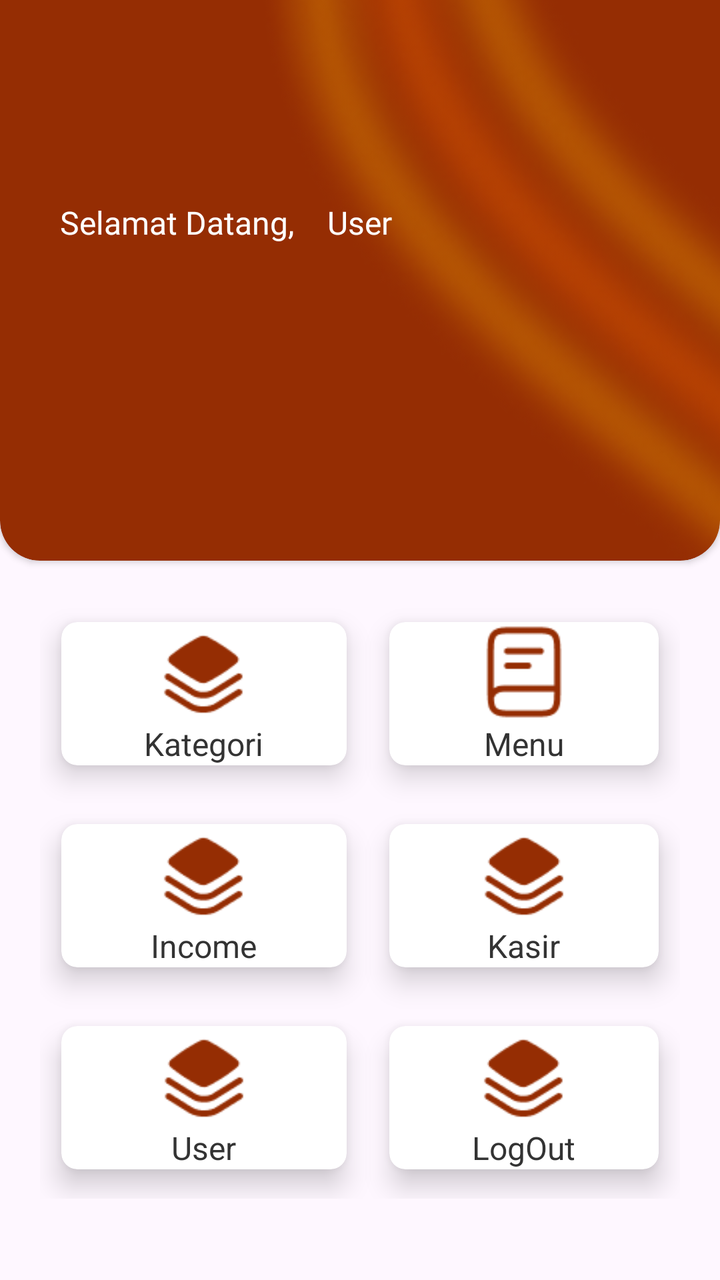
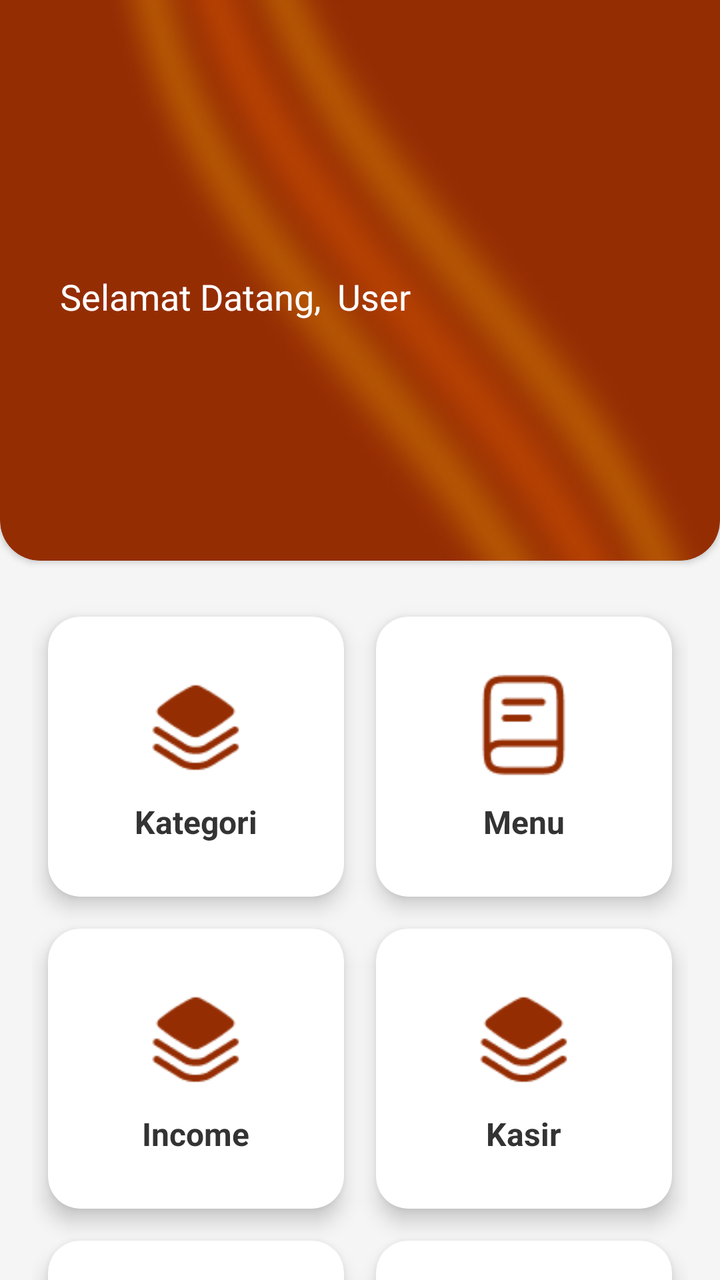

Compare the two renders of this Android layout. The source of the first and the diff that turns it into the second are given below.
<!-- AndroidManifest.xml: application theme Theme.Warmindone -->
<!-- res/layout/activity_dashboardkasiradmin.xml -->
<?xml version="1.0" encoding="utf-8"?>
<RelativeLayout xmlns:android="http://schemas.android.com/apk/res/android"
    xmlns:app="http://schemas.android.com/apk/res-auto"
    xmlns:tools="http://schemas.android.com/tools"
    android:layout_width="match_parent"
    android:layout_height="match_parent"
    tools:context=".kasiradmin.DashboardKasirAdmin">

    <androidx.cardview.widget.CardView
        android:id="@+id/cardView"
        android:layout_width="410dp"
        android:layout_height="320dp"
        android:layout_marginTop="-40dp"
        app:cardBackgroundColor="#952D03"
        app:cardCornerRadius="20dp"
        app:layout_constraintEnd_toEndOf="parent"
        app:layout_constraintHorizontal_bias="0.0"
        app:layout_constraintStart_toStartOf="parent"
        app:layout_constraintTop_toTopOf="parent">

        <ImageView
            android:id="@+id/imageView3"
            android:layout_width="517dp"
            android:layout_height="401dp"
            android:layout_marginLeft="60dp"
            android:layout_marginTop="-5dp"
            app:srcCompat="@drawable/bgdashboardadmin" />

        <LinearLayout
            android:layout_width="match_parent"
            android:layout_height="match_parent"
            android:layout_marginTop="140dp"
            android:orientation="horizontal"
            android:paddingStart="30dp"
            android:paddingEnd="30dp">

            <TextView
                android:id="@+id/selamatDatang"
                android:layout_width="0dp"
                android:layout_height="wrap_content"
                android:layout_weight="1"
                android:fontFamily="@font/montserrat_semibold"
                android:text="@string/selamat_datang_dashboard"
                android:textColor="@color/cardview_light_background"
                android:textSize="16sp" />

            <TextView
                android:id="@+id/namaUser"
                android:layout_width="wrap_content"
                android:layout_height="wrap_content"
                android:layout_weight="1"
                android:fontFamily="@font/montserrat_semibold"
                android:text="@string/user"
                android:textColor="@color/cardview_light_background"
                android:textSize="16sp" />
        </LinearLayout>

    </androidx.cardview.widget.CardView>

    <GridLayout
        android:layout_width="match_parent"
        android:layout_height="wrap_content"
        android:layout_below="@id/cardView"
        android:layout_marginTop="16dp"
        android:layout_marginStart="20dp"
        android:layout_marginEnd="20dp"
        android:columnCount="2"
        android:rowCount="3">

        <androidx.cardview.widget.CardView
            android:id="@+id/cardKategori"
            android:onClick="kategoripage"
            android:layout_width="wrap_content"
            android:layout_height="wrap_content"
            android:layout_row="0"
            android:layout_rowWeight="1"
            android:layout_column="0"
            android:layout_columnWeight="1"
            android:layout_gravity="fill"
            app:cardCornerRadius="8dp"
            app:cardElevation="8dp"
            app:cardUseCompatPadding="true">

            <LinearLayout
                android:layout_width="wrap_content"
                android:layout_height="wrap_content"
                android:layout_gravity="center_vertical|center_horizontal"
                android:gravity="center"
                android:orientation="vertical">

                <ImageView
                    android:layout_width="50dp"
                    android:layout_height="50dp"
                    android:src="@drawable/ic_kategori" />

                <TextView
                    android:layout_width="wrap_content"
                    android:layout_height="wrap_content"
                    android:text="Kategori"
                    android:textColor="#333333"
                    android:textSize="16sp" />


            </LinearLayout>


        </androidx.cardview.widget.CardView>

        <androidx.cardview.widget.CardView
            android:id="@+id/cardMenu"
            android:layout_width="wrap_content"
            android:layout_height="wrap_content"
            android:layout_row="0"
            android:layout_rowWeight="1"
            android:layout_column="1"
            android:layout_columnWeight="1"
            android:layout_gravity="fill"
            app:cardCornerRadius="8dp"
            app:cardElevation="8dp"
            app:cardUseCompatPadding="true">

            <LinearLayout
                android:layout_width="wrap_content"
                android:layout_height="wrap_content"
                android:layout_gravity="center_vertical|center_horizontal"
                android:gravity="center"
                android:orientation="vertical">

                <ImageView
                    android:layout_width="50dp"
                    android:layout_height="50dp"
                    android:src="@drawable/ic_menu" />

                <TextView
                    android:layout_width="wrap_content"
                    android:layout_height="wrap_content"
                    android:text="Menu"
                    android:textColor="#333333"
                    android:textSize="16sp" />


            </LinearLayout>


        </androidx.cardview.widget.CardView>

        <androidx.cardview.widget.CardView
            android:id="@+id/cardlaporanPendapatan"
            android:layout_width="wrap_content"
            android:layout_height="wrap_content"
            android:layout_row="1"
            android:layout_rowWeight="1"
            android:layout_column="0"
            android:layout_columnWeight="1"
            android:layout_gravity="fill"
            app:cardCornerRadius="8dp"
            app:cardElevation="8dp"
            app:cardUseCompatPadding="true">

            <LinearLayout
                android:layout_width="wrap_content"
                android:layout_height="wrap_content"
                android:layout_gravity="center_vertical|center_horizontal"
                android:gravity="center"
                android:orientation="vertical">

                <ImageView
                    android:layout_width="50dp"
                    android:layout_height="50dp"
                    android:src="@drawable/ic_kategori" />

                <TextView
                    android:layout_width="wrap_content"
                    android:layout_height="wrap_content"
                    android:text="Income"
                    android:textColor="#333333"
                    android:textSize="16sp" />


            </LinearLayout>


        </androidx.cardview.widget.CardView>

        <androidx.cardview.widget.CardView
            android:id="@+id/cardKasir"
            android:layout_width="wrap_content"
            android:layout_height="wrap_content"
            android:layout_row="1"
            android:layout_rowWeight="1"
            android:layout_column="1"
            android:layout_columnWeight="1"
            android:layout_gravity="fill"
            app:cardCornerRadius="8dp"
            app:cardElevation="8dp"
            app:cardUseCompatPadding="true">

            <LinearLayout
                android:layout_width="wrap_content"
                android:layout_height="wrap_content"
                android:layout_gravity="center_vertical|center_horizontal"
                android:gravity="center"
                android:orientation="vertical">

                <ImageView
                    android:layout_width="50dp"
                    android:layout_height="50dp"
                    android:src="@drawable/ic_kategori" />

                <TextView
                    android:layout_width="wrap_content"
                    android:layout_height="wrap_content"
                    android:text="Kasir"
                    android:textColor="#333333"
                    android:textSize="16sp" />


            </LinearLayout>


        </androidx.cardview.widget.CardView>

        <androidx.cardview.widget.CardView
            android:id="@+id/cardUser"
            android:layout_width="wrap_content"
            android:layout_height="wrap_content"
            android:layout_row="2"
            android:layout_rowWeight="1"
            android:layout_column="0"
            android:layout_columnWeight="1"
            android:layout_gravity="fill"
            app:cardCornerRadius="8dp"
            app:cardElevation="8dp"
            app:cardUseCompatPadding="true">

            <LinearLayout
                android:layout_width="wrap_content"
                android:layout_height="wrap_content"
                android:layout_gravity="center_vertical|center_horizontal"
                android:gravity="center"
                android:orientation="vertical">

                <ImageView
                    android:layout_width="50dp"
                    android:layout_height="50dp"
                    android:src="@drawable/ic_kategori" />

                <TextView
                    android:layout_width="wrap_content"
                    android:layout_height="wrap_content"
                    android:text="User"
                    android:textColor="#333333"
                    android:textSize="16sp" />

            </LinearLayout>
        </androidx.cardview.widget.CardView>

        <androidx.cardview.widget.CardView
            android:id="@+id/cardLogout"
            android:layout_width="wrap_content"
            android:layout_height="wrap_content"
            android:layout_row="2"
            android:layout_rowWeight="1"
            android:layout_column="1"
            android:layout_columnWeight="1"
            android:layout_gravity="fill"
            app:cardCornerRadius="8dp"
            app:cardElevation="8dp"
            app:cardUseCompatPadding="true">

            <LinearLayout
                android:layout_width="wrap_content"
                android:layout_height="wrap_content"
                android:layout_gravity="center_vertical|center_horizontal"
                android:gravity="center"
                android:orientation="vertical">

                <ImageView
                    android:layout_width="50dp"
                    android:layout_height="50dp"
                    android:src="@drawable/ic_kategori" />

                <TextView
                    android:layout_width="wrap_content"
                    android:layout_height="wrap_content"
                    android:text="LogOut"
                    android:textColor="#333333"
                    android:textSize="16sp" />

            </LinearLayout>
        </androidx.cardview.widget.CardView>

    </GridLayout>

</RelativeLayout>
<!-- resources referenced by this layout -->
<resources>
  <!-- drawable bgdashboardadmin: png bitmap (drawable, 45797 bytes) -->
  <!-- drawable ic_kategori: png bitmap (drawable, 1483 bytes) -->
  <!-- drawable ic_menu: png bitmap (drawable, 1246 bytes) -->
  <string name="selamat_datang_dashboard">Selamat Datang,</string>
  <string name="user">User</string>
  <style name="Theme.Warmindone" parent="Base.Theme.Warmindone" />
  <style name="Base.Theme.Warmindone" parent="Theme.Material3.DayNight.NoActionBar">
          
          
      </style>
</resources>

<!-- the commit's change to res/layout/activity_dashboardkasiradmin.xml (unified diff, before → after) -->
@@ -4,290 +4,274 @@
     xmlns:tools="http://schemas.android.com/tools"
     android:layout_width="match_parent"
     android:layout_height="match_parent"
+    android:background="#F5F5F5"
     tools:context=".kasiradmin.DashboardKasirAdmin">
 
+    
     <androidx.cardview.widget.CardView
         android:id="@+id/cardView"
         android:layout_width="410dp"
         android:layout_height="320dp"
         android:layout_marginTop="-40dp"
         app:cardBackgroundColor="#952D03"
-        app:cardCornerRadius="20dp"
-        app:layout_constraintEnd_toEndOf="parent"
-        app:layout_constraintHorizontal_bias="0.0"
-        app:layout_constraintStart_toStartOf="parent"
-        app:layout_constraintTop_toTopOf="parent">
-
-        <ImageView
-            android:id="@+id/imageView3"
-            android:layout_width="517dp"
-            android:layout_height="401dp"
-            android:layout_marginLeft="60dp"
-            android:layout_marginTop="-5dp"
-            app:srcCompat="@drawable/bgdashboardadmin" />
-
-        <LinearLayout
+        app:cardCornerRadius="20dp">
+
+        <RelativeLayout
             android:layout_width="match_parent"
-            android:layout_height="match_parent"
-            android:layout_marginTop="140dp"
-            android:orientation="horizontal"
-            android:paddingStart="30dp"
-            android:paddingEnd="30dp">
-
-            <TextView
-                android:id="@+id/selamatDatang"
-                android:layout_width="0dp"
+            android:layout_height="match_parent">
+
+            <ImageView
+                android:id="@+id/imageView3"
+                android:layout_width="517dp"
+                android:layout_height="401dp"
+                android:layout_alignParentEnd="true"
+                android:layout_marginTop="-5dp"
+                android:scaleType="fitXY"
+                app:srcCompat="@drawable/bgdashboardadmin" />
+
+            <LinearLayout
+                android:layout_width="match_parent"
                 android:layout_height="wrap_content"
-                android:layout_weight="1"
-                android:fontFamily="@font/montserrat_semibold"
-                android:text="@string/selamat_datang_dashboard"
-                android:textColor="@color/cardview_light_background"
-                android:textSize="16sp" />
-
-            <TextView
-                android:id="@+id/namaUser"
-                android:layout_width="wrap_content"
-                android:layout_height="wrap_content"
-                android:layout_weight="1"
-                android:fontFamily="@font/montserrat_semibold"
-                android:text="@string/user"
-                android:textColor="@color/cardview_light_background"
-                android:textSize="16sp" />
-        </LinearLayout>
+                android:layout_alignParentBottom="true"
+                android:layout_marginBottom="120dp"
+                android:gravity="center_vertical"
+                android:orientation="horizontal"
+                android:paddingStart="30dp"
+                android:paddingEnd="30dp">
+
+                <TextView
+                    android:id="@+id/selamatDatang"
+                    android:layout_width="wrap_content"
+                    android:layout_height="wrap_content"
+                    android:fontFamily="@font/montserrat_semibold"
+                    android:text="@string/selamat_datang_dashboard"
+                    android:textColor="@android:color/white"
+                    android:textSize="18sp" />
+
+                <TextView
+                    android:id="@+id/namaUser"
+                    android:layout_width="wrap_content"
+                    android:layout_height="wrap_content"
+                    android:layout_marginStart="8dp"
+                    android:fontFamily="@font/montserrat_semibold"
+                    android:text="@string/user"
+                    android:textColor="@android:color/white"
+                    android:textSize="18sp" />
+
+            </LinearLayout>
+
+        </RelativeLayout>
 
     </androidx.cardview.widget.CardView>
 
+    
     <GridLayout
         android:layout_width="match_parent"
         android:layout_height="wrap_content"
         android:layout_below="@id/cardView"
-        android:layout_marginTop="16dp"
-        android:layout_marginStart="20dp"
-        android:layout_marginEnd="20dp"
+        android:layout_marginStart="16dp"
+        android:layout_marginTop="20dp"
+        android:layout_marginEnd="16dp"
         android:columnCount="2"
         android:rowCount="3">
 
+        
         <androidx.cardview.widget.CardView
             android:id="@+id/cardKategori"
+            android:layout_width="0dp"
+            android:layout_height="140dp"
+            android:layout_columnWeight="1"
+            android:layout_margin="8dp"
             android:onClick="kategoripage"
-            android:layout_width="wrap_content"
-            android:layout_height="wrap_content"
-            android:layout_row="0"
-            android:layout_rowWeight="1"
-            android:layout_column="0"
-            android:layout_columnWeight="1"
-            android:layout_gravity="fill"
-            app:cardCornerRadius="8dp"
-            app:cardElevation="8dp"
-            app:cardUseCompatPadding="true">
-
-            <LinearLayout
-                android:layout_width="wrap_content"
-                android:layout_height="wrap_content"
-                android:layout_gravity="center_vertical|center_horizontal"
-                android:gravity="center"
-                android:orientation="vertical">
-
-                <ImageView
-                    android:layout_width="50dp"
-                    android:layout_height="50dp"
-                    android:src="@drawable/ic_kategori" />
-
-                <TextView
-                    android:layout_width="wrap_content"
-                    android:layout_height="wrap_content"
+            app:cardCornerRadius="16dp"
+            app:cardElevation="6dp">
+
+            <LinearLayout
+                android:layout_width="match_parent"
+                android:layout_height="match_parent"
+                android:gravity="center"
+                android:orientation="vertical">
+
+                <ImageView
+                    android:layout_width="55dp"
+                    android:layout_height="55dp"
+                    android:src="@drawable/ic_kategori" />
+
+                <TextView
+                    android:layout_width="wrap_content"
+                    android:layout_height="wrap_content"
+                    android:layout_marginTop="10dp"
                     android:text="Kategori"
                     android:textColor="#333333"
-                    android:textSize="16sp" />
-
-
-            </LinearLayout>
-
-
-        </androidx.cardview.widget.CardView>
-
+                    android:textSize="16sp"
+                    android:textStyle="bold" />
+            </LinearLayout>
+
+        </androidx.cardview.widget.CardView>
+
+        
         <androidx.cardview.widget.CardView
             android:id="@+id/cardMenu"
-            android:layout_width="wrap_content"
-            android:layout_height="wrap_content"
-            android:layout_row="0"
-            android:layout_rowWeight="1"
-            android:layout_column="1"
-            android:layout_columnWeight="1"
-            android:layout_gravity="fill"
-            app:cardCornerRadius="8dp"
-            app:cardElevation="8dp"
-            app:cardUseCompatPadding="true">
-
-            <LinearLayout
-                android:layout_width="wrap_content"
-                android:layout_height="wrap_content"
-                android:layout_gravity="center_vertical|center_horizontal"
-                android:gravity="center"
-                android:orientation="vertical">
-
-                <ImageView
-                    android:layout_width="50dp"
-                    android:layout_height="50dp"
+            android:layout_width="0dp"
+            android:layout_height="140dp"
+            android:layout_columnWeight="1"
+            android:layout_margin="8dp"
+            app:cardCornerRadius="16dp"
+            app:cardElevation="6dp">
+
+            <LinearLayout
+                android:layout_width="match_parent"
+                android:layout_height="match_parent"
+                android:gravity="center"
+                android:orientation="vertical">
+
+                <ImageView
+                    android:layout_width="55dp"
+                    android:layout_height="55dp"
                     android:src="@drawable/ic_menu" />
 
                 <TextView
                     android:layout_width="wrap_content"
                     android:layout_height="wrap_content"
+                    android:layout_marginTop="10dp"
                     android:text="Menu"
                     android:textColor="#333333"
-                    android:textSize="16sp" />
-
-
-            </LinearLayout>
-
-
-        </androidx.cardview.widget.CardView>
-
+                    android:textSize="16sp"
+                    android:textStyle="bold" />
+            </LinearLayout>
+
+        </androidx.cardview.widget.CardView>
+
+        
         <androidx.cardview.widget.CardView
             android:id="@+id/cardlaporanPendapatan"
-            android:layout_width="wrap_content"
-            android:layout_height="wrap_content"
-            android:layout_row="1"
-            android:layout_rowWeight="1"
-            android:layout_column="0"
-            android:layout_columnWeight="1"
-            android:layout_gravity="fill"
-            app:cardCornerRadius="8dp"
-            app:cardElevation="8dp"
-            app:cardUseCompatPadding="true">
-
-            <LinearLayout
-                android:layout_width="wrap_content"
-                android:layout_height="wrap_content"
-                android:layout_gravity="center_vertical|center_horizontal"
-                android:gravity="center"
-                android:orientation="vertical">
-
-                <ImageView
-                    android:layout_width="50dp"
-                    android:layout_height="50dp"
-                    android:src="@drawable/ic_kategori" />
-
-                <TextView
-                    android:layout_width="wrap_content"
-                    android:layout_height="wrap_content"
+            android:layout_width="0dp"
+            android:layout_height="140dp"
+            android:layout_columnWeight="1"
+            android:layout_margin="8dp"
+            app:cardCornerRadius="16dp"
+            app:cardElevation="6dp">
+
+            <LinearLayout
+                android:layout_width="match_parent"
+                android:layout_height="match_parent"
+                android:gravity="center"
+                android:orientation="vertical">
+
+                <ImageView
+                    android:layout_width="55dp"
+                    android:layout_height="55dp"
+                    android:src="@drawable/ic_kategori" />
+
+                <TextView
+                    android:layout_width="wrap_content"
+                    android:layout_height="wrap_content"
+                    android:layout_marginTop="10dp"
                     android:text="Income"
                     android:textColor="#333333"
-                    android:textSize="16sp" />
-
-
-            </LinearLayout>
-
-
-        </androidx.cardview.widget.CardView>
-
+                    android:textSize="16sp"
+                    android:textStyle="bold" />
+            </LinearLayout>
+
+        </androidx.cardview.widget.CardView>
+
+        
         <androidx.cardview.widget.CardView
             android:id="@+id/cardKasir"
-            android:layout_width="wrap_content"
-            android:layout_height="wrap_content"
-            android:layout_row="1"
-            android:layout_rowWeight="1"
-            android:layout_column="1"
-            android:layout_columnWeight="1"
-            android:layout_gravity="fill"
-            app:cardCornerRadius="8dp"
-            app:cardElevation="8dp"
-            app:cardUseCompatPadding="true">
-
-            <LinearLayout
-                android:layout_width="wrap_content"
-                android:layout_height="wrap_content"
-                android:layout_gravity="center_vertical|center_horizontal"
-                android:gravity="center"
-                android:orientation="vertical">
-
-                <ImageView
-                    android:layout_width="50dp"
-                    android:layout_height="50dp"
-                    android:src="@drawable/ic_kategori" />
-
-                <TextView
-                    android:layout_width="wrap_content"
-                    android:layout_height="wrap_content"
+            android:layout_width="0dp"
+            android:layout_height="140dp"
+            android:layout_columnWeight="1"
+            android:layout_margin="8dp"
+            app:cardCornerRadius="16dp"
+            app:cardElevation="6dp">
+
+            <LinearLayout
+                android:layout_width="match_parent"
+                android:layout_height="match_parent"
+                android:gravity="center"
+                android:orientation="vertical">
+
+                <ImageView
+                    android:layout_width="55dp"
+                    android:layout_height="55dp"
+                    android:src="@drawable/ic_kategori" />
+
+                <TextView
+                    android:layout_width="wrap_content"
+                    android:layout_height="wrap_content"
+                    android:layout_marginTop="10dp"
                     android:text="Kasir"
                     android:textColor="#333333"
-                    android:textSize="16sp" />
-
-
-            </LinearLayout>
-
-
-        </androidx.cardview.widget.CardView>
-
+                    android:textSize="16sp"
+                    android:textStyle="bold" />
+            </LinearLayout>
+
+        </androidx.cardview.widget.CardView>
+
+        
         <androidx.cardview.widget.CardView
             android:id="@+id/cardUser"
-            android:layout_width="wrap_content"
-            android:layout_height="wrap_content"
-            android:layout_row="2"
-            android:layout_rowWeight="1"
-            android:layout_column="0"
-            android:layout_columnWeight="1"
-            android:layout_gravity="fill"
-            app:cardCornerRadius="8dp"
-            app:cardElevation="8dp"
-            app:cardUseCompatPadding="true">
-
-            <LinearLayout
-                android:layout_width="wrap_content"
-                android:layout_height="wrap_content"
-                android:layout_gravity="center_vertical|center_horizontal"
-                android:gravity="center"
-                android:orientation="vertical">
-
-                <ImageView
-                    android:layout_width="50dp"
-                    android:layout_height="50dp"
-                    android:src="@drawable/ic_kategori" />
-
-                <TextView
-                    android:layout_width="wrap_content"
-                    android:layout_height="wrap_content"
+            android:layout_width="0dp"
+            android:layout_height="140dp"
+            android:layout_columnWeight="1"
+            android:layout_margin="8dp"
+            app:cardCornerRadius="16dp"
+            app:cardElevation="6dp">
+
+            <LinearLayout
+                android:layout_width="match_parent"
+                android:layout_height="match_parent"
+                android:gravity="center"
+                android:orientation="vertical">
+
+                <ImageView
+                    android:layout_width="55dp"
+                    android:layout_height="55dp"
+                    android:src="@drawable/ic_kategori" />
+
+                <TextView
+                    android:layout_width="wrap_content"
+                    android:layout_height="wrap_content"
+                    android:layout_marginTop="10dp"
                     android:text="User"
                     android:textColor="#333333"
-                    android:textSize="16sp" />
-
-            </LinearLayout>
-        </androidx.cardview.widget.CardView>
-
+                    android:textSize="16sp"
+                    android:textStyle="bold" />
+            </LinearLayout>
+
+        </androidx.cardview.widget.CardView>
+
+        
         <androidx.cardview.widget.CardView
             android:id="@+id/cardLogout"
-            android:layout_width="wrap_content"
-            android:layout_height="wrap_content"
-            android:layout_row="2"
-            android:layout_rowWeight="1"
-            android:layout_column="1"
-            android:layout_columnWeight="1"
-            android:layout_gravity="fill"
-            app:cardCornerRadius="8dp"
-            app:cardElevation="8dp"
-            app:cardUseCompatPadding="true">
-
-            <LinearLayout
-                android:layout_width="wrap_content"
-                android:layout_height="wrap_content"
-                android:layout_gravity="center_vertical|center_horizontal"
-                android:gravity="center"
-                android:orientation="vertical">
-
-                <ImageView
-                    android:layout_width="50dp"
-                    android:layout_height="50dp"
-                    android:src="@drawable/ic_kategori" />
-
-                <TextView
-                    android:layout_width="wrap_content"
-                    android:layout_height="wrap_content"
-                    android:text="LogOut"
-                    android:textColor="#333333"
-                    android:textSize="16sp" />
-
-            </LinearLayout>
+            android:layout_width="0dp"
+            android:layout_height="140dp"
+            android:layout_columnWeight="1"
+            android:layout_margin="8dp"
+            app:cardCornerRadius="16dp"
+            app:cardElevation="6dp">
+
+            <LinearLayout
+                android:layout_width="match_parent"
+                android:layout_height="match_parent"
+                android:gravity="center"
+                android:orientation="vertical">
+
+                <ImageView
+                    android:layout_width="55dp"
+                    android:layout_height="55dp"
+                    android:src="@drawable/ic_kategori" />
+
+                <TextView
+                    android:layout_width="wrap_content"
+                    android:layout_height="wrap_content"
+                    android:layout_marginTop="10dp"
+                    android:text="Logout"
+                    android:textColor="#333333"
+                    android:textSize="16sp"
+                    android:textStyle="bold" />
+            </LinearLayout>
+
         </androidx.cardview.widget.CardView>
 
     </GridLayout>
